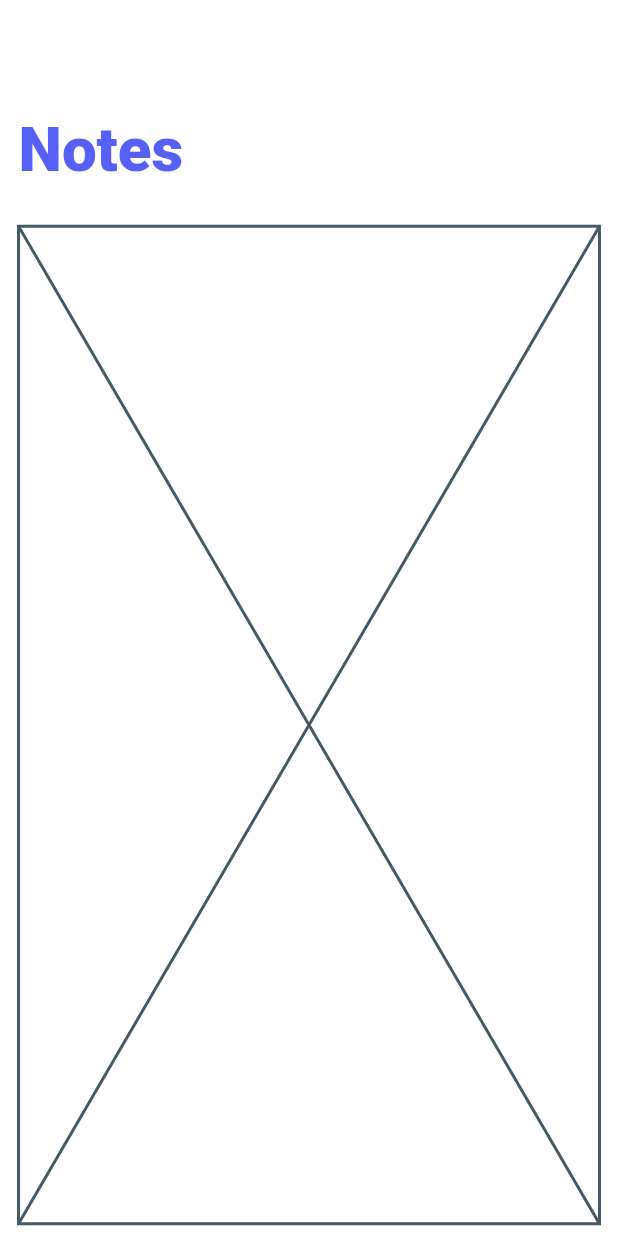
After one commit to Ma7moud-Yasser/machinfy-project1, a Flutter app: the EditNoteScreen screen opened by its route, on a phone screen of 412 x 824 dp. The commit adds this screen. Run offline on Flutter 3.47's test engine with Material 3 defaults, Android fonts, the phone set to English and light mode, and no system bars; our stand-ins replace bloc, flutter_bloc, google_fonts, hive, hive_flutter, lottie; accounts and stored records are empty.

Commit message:
Add EditNoteScreen and related cubit and states for editing notes

```diff
--- /dev/null
+++ b/to_do_app/lib/features/edit_note/presentation/controller/edit_note_screen_cubit.dart
@@ -0,0 +1,16 @@
+import 'package:flutter_bloc/flutter_bloc.dart';
+import 'edit_note_screen_states.dart';
+
+class EditNoteScreenCubit extends Cubit<EditNoteScreenStates> {
+  bool _isActive = true;
+
+  EditNoteScreenCubit() : super(EditNoteScreenInitState());
+
+  static EditNoteScreenCubit get(context) => BlocProvider.of(context);
+
+  @override
+  Future<void> close() {
+    _isActive = false;
+    return super.close();
+  }
+}
--- /dev/null
+++ b/to_do_app/lib/features/edit_note/presentation/controller/edit_note_screen_states.dart
@@ -0,0 +1,12 @@
+abstract class EditNoteScreenStates {}
+
+class EditNoteScreenInitState extends EditNoteScreenStates {}
+
+class EditNoteScreenLoadingState extends EditNoteScreenStates {}
+
+class EditNoteScreenSuccessState extends EditNoteScreenStates {}
+
+class EditNoteScreenErrorState extends EditNoteScreenStates {
+  final String message;
+  EditNoteScreenErrorState(this.message);
+}
--- /dev/null
+++ b/to_do_app/lib/features/edit_note/presentation/view/edit_note_screen.dart
@@ -0,0 +1,54 @@
+import 'package:flutter/material.dart';
+import 'package:flutter_bloc/flutter_bloc.dart';
+import 'package:to_do_app/core/utils/responsive_font.dart';
+import 'package:to_do_app/features/note/presentation/component/custom_search_bar.dart';
+import 'package:to_do_app/features/note/presentation/component/notes_list_view.dart';
+import '../controller/edit_note_screen_cubit.dart';
+import '../controller/edit_note_screen_states.dart';
+
+class EditNoteScreen extends StatelessWidget {
+  const EditNoteScreen({super.key});
+  static const String route = 'EditNoteScreen';
+  @override
+  Widget build(BuildContext context) {
+    return BlocProvider(
+      create: (context) => EditNoteScreenCubit(),
+      child: BlocConsumer<EditNoteScreenCubit, EditNoteScreenStates>(
+        listener: (context, state) {},
+        builder: (context, state) {
+          final cubit = EditNoteScreenCubit.get(context);
+          return Scaffold(
+              body: Padding(
+            padding: EdgeInsets.symmetric(
+              horizontal: MediaQuery.sizeOf(context).width * 0.03,
+              vertical: MediaQuery.sizeOf(context).height * 0.01,
+            ),
+            child: Column(
+              crossAxisAlignment: CrossAxisAlignment.start,
+              children: [
+                Padding(
+                  padding: EdgeInsets.only(
+                    top: MediaQuery.sizeOf(context).height * 0.08,
+                    bottom: MediaQuery.sizeOf(context).height * 0.03,
+                  ),
+                  child: Text(
+                    "Notes",
+                    style: Theme.of(context).textTheme.headlineLarge!.copyWith(
+                        color: Theme.of(context).colorScheme.primary,
+                        fontSize: responsiveFont(
+                          context,
+                          fontSize: 40,
+                        )),
+                  ),
+                ),
+                Expanded(
+                  child: Placeholder(),
+                ),
+              ],
+            ),
+          ));
+        },
+      ),
+    );
+  }
+}
--- a/to_do_app/lib/features/note/presentation/component/note_card.dart
+++ b/to_do_app/lib/features/note/presentation/component/note_card.dart
@@ -4,6 +4,7 @@ import 'package:lottie/lottie.dart';
 import 'package:to_do_app/core/models/note_model.dart';
 import 'package:to_do_app/core/styles/assets_manager.dart';
 import 'package:to_do_app/core/utils/responsive_font.dart';
+import 'package:to_do_app/features/edit_note/presentation/view/edit_note_screen.dart';
 import 'package:to_do_app/features/note/presentation/controller/notes_cubit/notes_cubit.dart';
 
 class NotesCard extends StatefulWidget {
@@ -43,7 +44,12 @@ class _NotesCardState extends State<NotesCard>
 
   @override
   Widget build(BuildContext context) {
-    return Container(
+    return GestureDetector(
+      onTap: () {
+        Navigator.pushNamed(context, EditNoteScreen.route,
+            arguments: widget.note);
+      },
+      child: Container(
         padding: EdgeInsets.symmetric(
           horizontal: MediaQuery.sizeOf(context).width * .01,
           vertical: MediaQuery.sizeOf(context).height * .01,
@@ -66,8 +72,10 @@ class _NotesCardState extends State<NotesCard>
               subtitle: Text(
                 widget.note.description,
                 style: Theme.of(context).textTheme.bodyMedium!.copyWith(
-                    color:
-                        Theme.of(context).colorScheme.tertiary.withOpacity(0.6),
+                      color: Theme.of(context)
+                          .colorScheme
+                          .tertiary
+                          .withOpacity(0.6),
                     ),
               ),
               trailing: GestureDetector(
@@ -101,6 +109,7 @@ class _NotesCardState extends State<NotesCard>
             ),
           ],
         ),
+      ),
     );
   }
 }
--- a/to_do_app/lib/main.dart
+++ b/to_do_app/lib/main.dart
@@ -6,6 +6,7 @@ import 'package:to_do_app/core/resources/app_stings.dart';
 import 'package:to_do_app/core/utils/bloc_observer.dart';
 import 'package:to_do_app/core/utils/themes/dark_theme.dart';
 import 'package:to_do_app/core/utils/themes/light_theme.dart';
+import 'package:to_do_app/features/edit_note/presentation/view/edit_note_screen.dart';
 import 'package:to_do_app/features/note/presentation/view/note_screen.dart';
 import 'package:to_do_app/features/welcome/presentation/view/welcome_screen.dart';
 
@@ -32,6 +33,7 @@ class MyApp extends StatelessWidget {
       routes: {
         WelcomeScreen.route: (context) => WelcomeScreen(),
         NoteScreen.route: (context) => NoteScreen(),
+        EditNoteScreen.route: (context) => EditNoteScreen(),
       },
     );
   }
```
Also changed, not shown: to_do_app/lib/features/edit_note/models/model.dart (added). Lines whose indentation alone changed are shown as unchanged.
